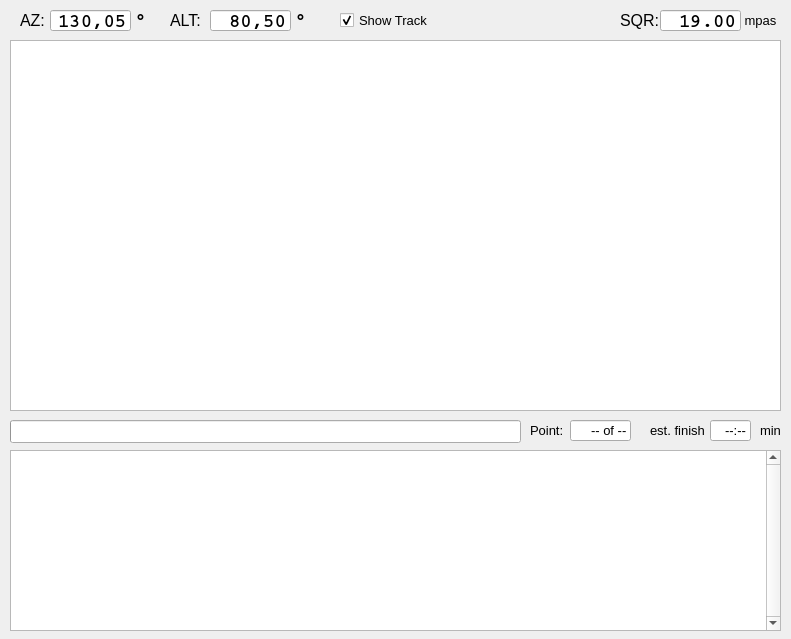
Qt form mountwizzard/gui/coordinate_dialog_ui.ui (sayitfast/MountWizzard3) before a commit.
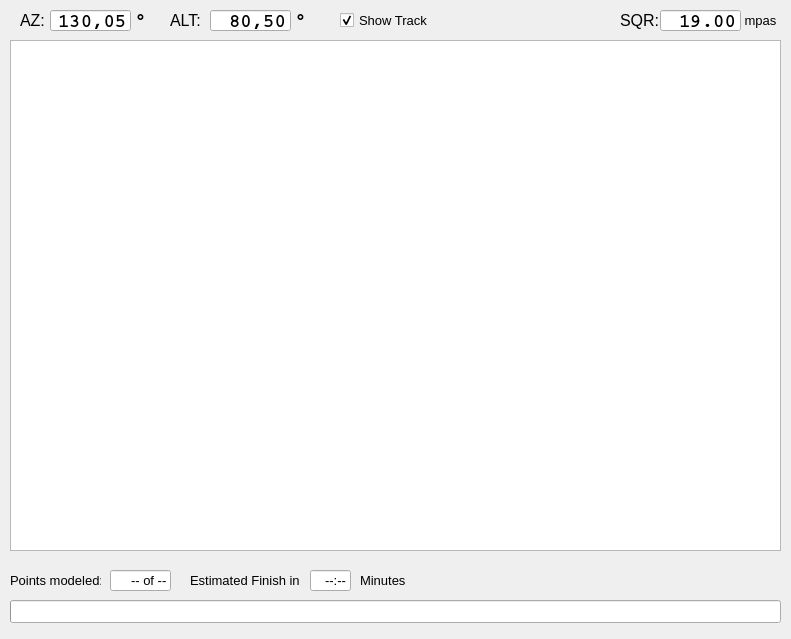
The same form after that commit.

Diff of the .ui file:
```diff
--- a/mountwizzard/gui/coordinate_dialog_ui.ui
+++ b/mountwizzard/gui/coordinate_dialog_ui.ui
@@ -24,7 +24,7 @@
      <x>10</x>
      <y>40</y>
      <width>771</width>
-     <height>371</height>
+     <height>511</height>
     </rect>
    </property>
    <property name="cursor" stdset="0">
@@ -47,45 +47,10 @@
      <x>0.000000000000000</x>
      <y>0.000000000000000</y>
      <width>769.000000000000000</width>
-     <height>369.000000000000000</height>
+     <height>509.000000000000000</height>
     </rectf>
    </property>
   </widget>
-  <widget class="QTextBrowser" name="modellingLog">
-   <property name="geometry">
-    <rect>
-     <x>10</x>
-     <y>450</y>
-     <width>771</width>
-     <height>181</height>
-    </rect>
-   </property>
-   <property name="font">
-    <font>
-     <family>MS Shell Dlg 2</family>
-     <pointsize>8</pointsize>
-    </font>
-   </property>
-   <property name="verticalScrollBarPolicy">
-    <enum>Qt::ScrollBarAlwaysOn</enum>
-   </property>
-   <property name="horizontalScrollBarPolicy">
-    <enum>Qt::ScrollBarAlwaysOff</enum>
-   </property>
-   <property name="sizeAdjustPolicy">
-    <enum>QAbstractScrollArea::AdjustToContents</enum>
-   </property>
-   <property name="html">
-    <string>&lt;!DOCTYPE HTML PUBLIC &quot;-//W3C//DTD HTML 4.0//EN&quot; &quot;http://www.w3.org/TR/REC-html40/strict.dtd&quot;&gt;
-&lt;html&gt;&lt;head&gt;&lt;meta name=&quot;qrichtext&quot; content=&quot;1&quot; /&gt;&lt;style type=&quot;text/css&quot;&gt;
-p, li { white-space: pre-wrap; }
-&lt;/style&gt;&lt;/head&gt;&lt;body style=&quot; font-family:'MS Shell Dlg 2'; font-size:8pt; font-weight:400; font-style:normal;&quot;&gt;
-&lt;p style=&quot;-qt-paragraph-type:empty; margin-top:0px; margin-bottom:0px; margin-left:0px; margin-right:0px; -qt-block-indent:0; text-indent:0px;&quot;&gt;&lt;br /&gt;&lt;/p&gt;&lt;/body&gt;&lt;/html&gt;</string>
-   </property>
-   <property name="acceptRichText">
-    <bool>false</bool>
-   </property>
-  </widget>
   <widget class="QLineEdit" name="le_telescopeAzimut">
    <property name="geometry">
     <rect>
@@ -360,9 +325,9 @@
   <widget class="QLabel" name="label_11">
    <property name="geometry">
     <rect>
-     <x>530</x>
-     <y>420</y>
-     <width>41</width>
+     <x>10</x>
+     <y>570</y>
+     <width>91</width>
      <height>21</height>
     </rect>
    </property>
@@ -375,14 +340,14 @@
     </font>
    </property>
    <property name="text">
-    <string>Point:</string>
+    <string>Points modeled:</string>
    </property>
   </widget>
   <widget class="QLineEdit" name="le_modelingStatus">
    <property name="geometry">
     <rect>
-     <x>570</x>
-     <y>420</y>
+     <x>110</x>
+     <y>570</y>
      <width>61</width>
      <height>21</height>
     </rect>
@@ -424,8 +389,8 @@
    <property name="geometry">
     <rect>
      <x>10</x>
-     <y>420</y>
-     <width>511</width>
+     <y>600</y>
+     <width>771</width>
      <height>23</height>
     </rect>
    </property>
@@ -442,8 +407,8 @@
   <widget class="QLineEdit" name="le_modelingStatusTime">
    <property name="geometry">
     <rect>
-     <x>710</x>
-     <y>420</y>
+     <x>310</x>
+     <y>570</y>
      <width>41</width>
      <height>21</height>
     </rect>
@@ -484,9 +449,9 @@
   <widget class="QLabel" name="label_12">
    <property name="geometry">
     <rect>
-     <x>650</x>
-     <y>420</y>
-     <width>61</width>
+     <x>190</x>
+     <y>570</y>
+     <width>111</width>
      <height>21</height>
     </rect>
    </property>
@@ -499,15 +464,15 @@
     </font>
    </property>
    <property name="text">
-    <string>est. finish</string>
+    <string>Estimated Finish in </string>
    </property>
   </widget>
   <widget class="QLabel" name="label_13">
    <property name="geometry">
     <rect>
-     <x>760</x>
-     <y>420</y>
-     <width>21</width>
+     <x>360</x>
+     <y>570</y>
+     <width>51</width>
      <height>21</height>
     </rect>
    </property>
@@ -520,7 +485,7 @@
     </font>
    </property>
    <property name="text">
-    <string>min</string>
+    <string>Minutes</string>
    </property>
   </widget>
   <widget class="QCheckBox" name="checkRunTrackingWidget">
```
